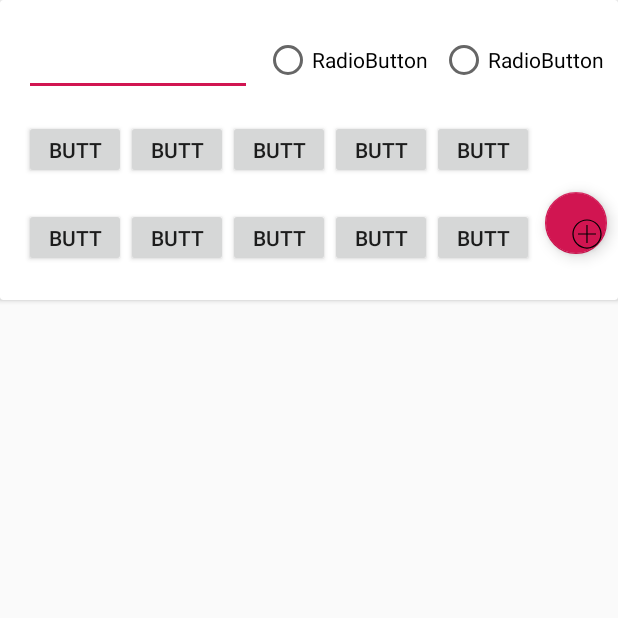
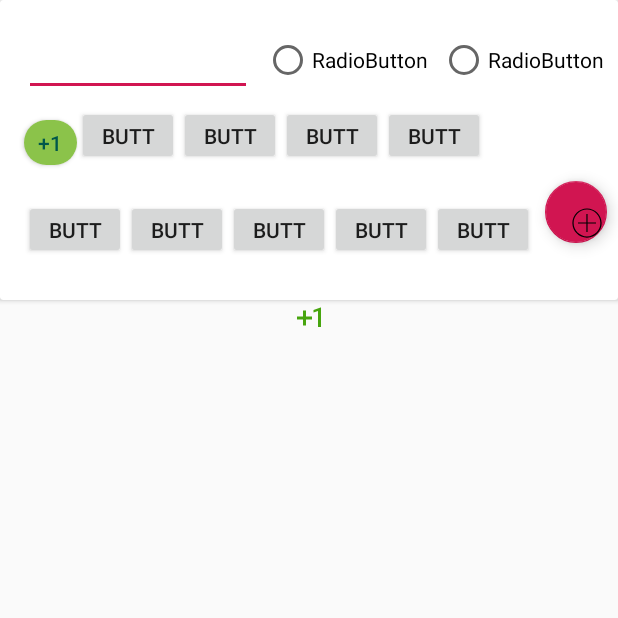
Before and after one commit to AndreUdia/HomeFinance, an Android app: the screen it shows after launch (MainActivity), on a phone screen of 412 x 824 dp, the top half of it. Run offline under Robolectric (Android 15) with nearby library versions, the phone set to English and light mode, and no system bars; our stand-ins replace navigation-ui.

Commit message:
Criado botão redondo em xml - atribuído na main Activity

```diff
--- /dev/null
+++ b/app/src/main/res/drawable/ic_exposure_plus_1_black_24dp.xml
@@ -0,0 +1,10 @@
+<vector
+    android:height="24dp"
+    android:tint="#47A50E"
+    android:viewportHeight="24.0"
+    android:viewportWidth="24.0"
+    android:width="24dp"
+    xmlns:android="http://schemas.android.com/apk/res/android">
+    <path android:fillColor="#CDDC39"
+        android:pathData="M10,7L8,7v4L4,11v2h4v4h2v-4h4v-2h-4L10,7zM20,18h-2L18,7.38L15,8.4L15,6.7L19.7,5h0.3v13z"/>
+</vector>
--- /dev/null
+++ b/app/src/main/res/drawable/roundedbutton.xml
@@ -0,0 +1,9 @@
+<?xml version="1.0" encoding="utf-8"?>
+<shape xmlns:android="http://schemas.android.com/apk/res/android"
+    android:shape="rectangle">
+    <solid android:color="#8BC34A" />
+    <corners android:bottomRightRadius="18dp"
+        android:bottomLeftRadius="18dp"
+        android:topRightRadius="18dp"
+        android:topLeftRadius="18dp"/>
+</shape>
--- a/app/src/main/res/layout/activity_main_card.xml
+++ b/app/src/main/res/layout/activity_main_card.xml
@@ -19,8 +19,8 @@
                 android:layout_height="39dp"
                 android:text="Button"
                 app:layout_constraintBottom_toBottomOf="parent"
-                app:layout_constraintStart_toStartOf="@+id/button12"
-                app:layout_constraintTop_toBottomOf="@+id/button12"
+                app:layout_constraintStart_toStartOf="@+id/somaum"
+                app:layout_constraintTop_toBottomOf="@+id/somaum"
                 app:layout_constraintVertical_bias="0.465" />
 
             <Button
@@ -71,11 +71,13 @@
                 app:layout_constraintTop_toTopOf="parent" />
 
             <Button
-                android:id="@+id/button12"
-                android:layout_width="68dp"
-                android:layout_height="39dp"
+                android:id="@+id/somaum"
+                android:layout_width="35dp"
+                android:layout_height="30dp"
                 android:layout_marginTop="16dp"
-                android:text="Button"
+                android:background="@drawable/roundedbutton"
+                android:text="+1"
+                android:textColor="@color/colorPrimaryDark"
                 app:layout_constraintStart_toStartOf="@+id/editText4"
                 app:layout_constraintTop_toBottomOf="@+id/editText4" />
 
@@ -84,9 +86,9 @@
                 android:layout_width="68dp"
                 android:layout_height="39dp"
                 android:text="Button"
-                app:layout_constraintBottom_toBottomOf="@+id/button12"
-                app:layout_constraintStart_toEndOf="@+id/button12"
-                app:layout_constraintTop_toTopOf="@+id/button12"
+                app:layout_constraintBottom_toBottomOf="@+id/somaum"
+                app:layout_constraintStart_toEndOf="@+id/somaum"
+                app:layout_constraintTop_toTopOf="@+id/somaum"
                 app:layout_constraintVertical_bias="1.0" />
 
             <Button
@@ -150,4 +152,10 @@
         </androidx.constraintlayout.widget.ConstraintLayout>
     </androidx.cardview.widget.CardView>
 
+    <ImageView
+        android:id="@+id/imageView2"
+        android:layout_width="match_parent"
+        android:layout_height="wrap_content"
+        app:srcCompat="@drawable/ic_exposure_plus_1_black_24dp" />
+
 </LinearLayout>
```
Also changed, not shown: app/src/main/res/drawable/somacinco.png (added).
